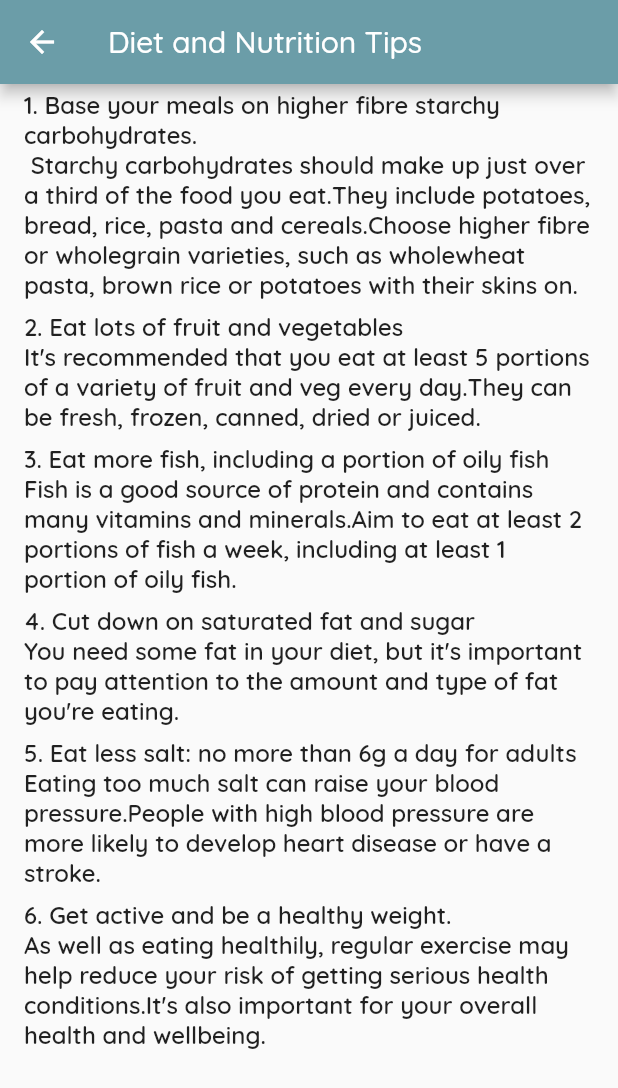
After one commit to danielonettey/healthTap, a Flutter app: the TipsPage screen opened directly, after a tap on "Diet and Nutrition", on a phone screen of 412 x 824 dp. The commit adds this screen. Shown: the top 1088 px of the screen. Run offline on Flutter 3.47's test engine with Material 2 defaults, Android fonts, the phone set to English and light mode, and no system bars; missing offline and left inert: dart:ffi, nfc_in_flutter.

Commit message:
Health tips update

```diff
--- /dev/null
+++ b/lib/diettips.dart
@@ -0,0 +1,71 @@
+import 'package:flutter/material.dart';
+
+class DietTipsPage extends StatefulWidget {
+  @override
+  _DietTipsPageState createState() => _DietTipsPageState();
+
+}
+
+class _DietTipsPageState extends State<DietTipsPage> {
+  Widget build(BuildContext context){
+    return Scaffold(
+      appBar: AppBar(
+        backgroundColor: Color(0xff6B9DA8),
+        title: Text(
+          'Diet and Nutrition Tips'
+        ),
+      ),
+      body: Column(
+        // margin: const EdgeInsets.all(8),
+        children: <Widget>[
+           new ListTile(
+            title: Text('1. Base your meals on higher fibre starchy carbohydrates.'
+            '\n Starchy carbohydrates should make up just over a third of the food you eat.'
+            'They include potatoes, bread, rice, pasta and cereals.'
+            'Choose higher fibre or wholegrain varieties, such as wholewheat pasta, brown rice or potatoes with their skins on.'
+            , style: TextStyle(fontWeight: FontWeight.w600),),
+            // leading: Text('Starchy carbohydrates should make up just over a third of the food you eat. They include potatoes, bread, rice, pasta and cereals.'),
+          ),
+          new ListTile(
+            title: Text('2. Eat lots of fruit and vegetables'
+            "\nIt's recommended that you eat at least 5 portions of a variety of fruit and veg every day."
+            'They can be fresh, frozen, canned, dried or juiced.',
+            style: TextStyle(fontWeight: FontWeight.w600),),
+            // leading: Text('Starchy carbohydrates should make up just over a third of the food you eat. They include potatoes, bread, rice, pasta and cereals.'),
+          ),
+          new ListTile(
+            title: Text('3. Eat more fish, including a portion of oily fish'
+            '\nFish is a good source of protein and contains many vitamins and minerals.'
+            'Aim to eat at least 2 portions of fish a week, including at least 1 portion of oily fish.', style: TextStyle(fontWeight: FontWeight.w600),),
+            // leading: Text('Starchy carbohydrates should make up just over a third of the food you eat. They include potatoes, bread, rice, pasta and cereals.'),
+          ),
+          new ListTile(
+            title: Text('4. Cut down on saturated fat and sugar'
+            "\nYou need some fat in your diet, but it's important to pay attention to the amount and type of fat you're eating."
+            , style: TextStyle(fontWeight: FontWeight.w600),),
+            // leading: Text('Starchy carbohydrates should make up just over a third of the food you eat. They include potatoes, bread, rice, pasta and cereals.'),
+          ),
+          new ListTile(
+            title: Text('5. Eat less salt: no more than 6g a day for adults'
+            '\nEating too much salt can raise your blood pressure.'
+            'People with high blood pressure are more likely to develop heart disease or have a stroke.',
+            style: TextStyle(fontWeight: FontWeight.w600),),
+            // leading: Text('Starchy carbohydrates should make up just over a third of the food you eat. They include potatoes, bread, rice, pasta and cereals.'),
+          ),
+          new ListTile(
+            title: Text('6. Get active and be a healthy weight.'
+            '\nAs well as eating healthily, regular exercise may help reduce your risk of getting serious health conditions.'
+            "It's also important for your overall health and wellbeing.",
+            style: TextStyle(fontWeight: FontWeight.w600,),
+
+            // leading: Text('Starchy carbohydrates should make up just over a third of the food you eat. They include potatoes, bread, rice, pasta and cereals.'),
+          ),
+          ),
+        ],
+
+      ),
+
+    );
+  }
+
+}
--- /dev/null
+++ b/lib/exercisetips.dart
@@ -0,0 +1,83 @@
+import 'package:flutter/material.dart';
+
+class ExerciseTipsPage extends StatefulWidget{
+  @override
+  _ExerciseTipsPageState createState() => _ExerciseTipsPageState();
+}
+
+class _ExerciseTipsPageState extends State<ExerciseTipsPage>{
+  @override
+  Widget build(BuildContext context){
+    return Scaffold(
+      appBar: AppBar(
+        backgroundColor: Color(0xff6B9DA8),
+        title: Text(
+          'Exercise Tips'
+        ),
+      ),
+      body: Column(
+        // margin: const EdgeInsets.all(8),
+
+
+        children: <Widget>[
+          new ListTile(
+            title: Text('1. Health issues? Get medical clearance first.'
+            '\n If you have health concerns such as heart disease, asthma, diabetes,'
+            ' or high blood pressure, talk with your doctor before you start to exercise.',
+            style: TextStyle(fontWeight: FontWeight.w600),),
+
+          ),
+
+           new ListTile(
+            title: Text('2. Ditch the all-or-nothing attitude.'
+            '\nYou don’t have to spend hours in a gym or force yourself into monotonous or'
+            ' painful activities you hate to experience the physical and emotional benefits of exercise.'
+            '  A little exercise is better than nothing.'
+            , style: TextStyle(fontWeight: FontWeight.w600),
+            ),
+
+          ),
+          new ListTile(
+            title: Text('3. Be kind to yourself.'
+            '\nResearch shows that self-compassion increases the likelihood that you’ll succeed in any given endeavor.'
+            "So, don’t beat yourself up about your body, your current fitness level, or your supposed lack of willpower"
+            ' that will do is demotivate you. Instead, look at your past mistakes and unhealthy choices as opportunities to learn and grow.',
+            style: TextStyle(fontWeight: FontWeight.w600),
+            ),
+          ),
+          new ListTile(
+            title: Text('4. Check your expectations.'
+            '\nYou didn’t get out of shape overnight, and you’re not going to instantly transform your body either.'
+            ' Expecting too much, too soon only leads to frustration.'
+            ' Try not to be discouraged by what you can’t accomplish or how far you have to go to reach your fitness goals'
+            ' Instead of obsessing over results, focus on consistency.'
+            , style: TextStyle(fontWeight: FontWeight.w600),),
+
+          ),
+
+          new ListTile(
+            title: Text('5.Drink plenty of water.'
+            '\n Your body performs best when it’s properly hydrated. '
+            ' Failing to drink enough water when you are exerting yourself over a prolonged period of time, '
+            'especially in hot conditions, can be dangerous.',
+            style: TextStyle(fontWeight: FontWeight.w600),),
+
+          ),
+          new ListTile(
+            title: Text('6. Listen to your body.'
+            '\nIf you feel pain or discomfort while working out, stop!'
+            ' If you feel better after a brief rest, you can slowly and gently'
+            ' resume your workout. But don’t try to power through pain.'
+            ' That’s a surefire recipe for injury.',
+            style: TextStyle(fontWeight: FontWeight.w600,),
+
+          ),
+          ),
+        ],
+
+      ),
+
+
+    );
+  }
+}
--- /dev/null
+++ b/lib/mentalhealth.dart
@@ -0,0 +1,82 @@
+import 'package:flutter/material.dart';
+
+
+class MentalHealthTipsPage extends StatefulWidget{
+  @override
+  _MentalHealthTipsPageState createState() => _MentalHealthTipsPageState();
+}
+
+class _MentalHealthTipsPageState extends State<MentalHealthTipsPage>{
+  @override
+  Widget build(BuildContext context){
+    return Scaffold(
+      appBar: AppBar(
+        backgroundColor: Color(0xff6B9DA8),
+        title: Text(
+          'Mental Health Tips'
+        ),
+      ),
+      body: Column(
+        // margin: const EdgeInsets.all(8),
+
+
+        children: <Widget>[
+           new ListTile(
+            title: Text('1. Get plenty of sleep.'
+            '\nSleep is really important for our physical and mental health.'
+            ' Sleep helps to regulate the chemicals in our brain that transmit information.'
+            " These chemicals are important in managing our moods and emotions. If we don't get enough sleep, we can start to feel depressed or anxious."
+            , style: TextStyle(fontWeight: FontWeight.w600),
+            ),
+
+          ),
+          new ListTile(
+            title: Text('2. Eat well.'
+            "\nEating well isn't just important for our bodies, but it's also important for our minds."
+            'Certain mineral deficiencies, such as iron and vitamin B12 deficiencies, can give us a low mood. Try to eat a balanced diet. '
+            "If you find you're a particularly stressed or anxious person, you should try limiting or cutting out caffeine as this can make you feel jittery and anxious.",
+            style: TextStyle(fontWeight: FontWeight.w600),
+            ),
+          ),
+          new ListTile(
+            title: Text('3. Get plenty of sunlight.'
+            '\nSunlight is a great source of vitamin D. Vitamin D is a really important vitamin for our bodies and our brains.'
+            ' It helps our brains to release chemicals which improve our mood, like endorphins and serotonin. '
+            'Try to go out in the sun when you can, but make sure you keep your skin and eyes safe. 30 minutes to two hours a day of sunlight is ideal.'
+            '', style: TextStyle(fontWeight: FontWeight.w600),),
+
+          ),
+          new ListTile(
+            title: Text('4. Manage stress.'
+            '\nStress is often unavoidable, but knowing what triggers your stress'
+            ' and knowing how to cope is key in maintaining good mental health.'
+            'Try to manage your responsibilities and worries by making a list or a schedule of when you can resolve each issue.'
+            , style: TextStyle(fontWeight: FontWeight.w600),),
+
+          ),
+          new ListTile(
+            title: Text('5. Activity and exercise.'
+            '\nActivity and exercise are essential in maintaining good mental health. '
+            'Being active not only gives you a sense of achievement, but it boosts the chemicals in your brain that help put you in a good mood.'
+            ' Exercising can help eliminate low mood, anxiety, stress and feeling tired and lazy. It is also linked to living a longer life.',
+            style: TextStyle(fontWeight: FontWeight.w600),),
+
+          ),
+          new ListTile(
+            title: Text('6. Connect with others and be sociable.'
+            '\nMake an effort to maintain good relationships and talk to people whenever you get the chance.'
+            'Having friends is important not just for your self-esteem,'
+            " but also for providing support when you're not feeling too great."
+            'Research has found that talking to others for just ten minutes can improve memory and test scores!',
+            style: TextStyle(fontWeight: FontWeight.w600,),
+
+          ),
+          ),
+        ],
+
+      ),
+
+
+    );
+  }
+}
--- /dev/null
+++ b/lib/mentips.dart
@@ -0,0 +1,79 @@
+import 'package:flutter/material.dart';
+
+
+class MenTipsPage extends StatefulWidget{
+  @override
+  _MenTipsPageState createState() => _MenTipsPageState();
+}
+
+class _MenTipsPageState extends State<MenTipsPage>{
+  @override
+  Widget build(BuildContext context){
+    return Scaffold(
+      appBar: AppBar(
+        backgroundColor: Color(0xff6B9DA8),
+        title: Text(
+          "Men's Health Tips"
+        ),
+      ),
+      body: Column(
+        // margin: const EdgeInsets.all(8),
+
+
+        children: <Widget>[
+           new ListTile(
+            title: Text('1. Eat a healthy, well-balanced diet.'
+            "\nEating a diet that's low in fat (less than 7 percent of calories should come from saturated fats),"
+            " cholesterol, and salt, and packed with fresh fruits and vegetables "
+            "(two cups of fruit per day; three cups of vegetables per day for men up to age 50 "
+            "and two and a half cups for men aged 51 and over), whole grains "
+            'and fiber can help improve your health, prevent heart disease, diabetes and certain cancers.'
+            , style: TextStyle(fontWeight: FontWeight.w600),
+            ),
+
+          ),
+          new ListTile(
+            title: Text('2. Get moving. '
+            '\nTry to get 30 minutes of moderate physical activity on most days of the week.'
+            ' Taking a walk, jogging, swimming and mowing the lawn all count.',
+            style: TextStyle(fontWeight: FontWeight.w600),
+            ),
+          ),
+
+          new ListTile(
+            title: Text('3. Lose the gut for good.'
+            "\nIt's important to maintain a healthy weight. Excess weight, especially around the waist"
+            ', can be hard on your body. Carrying too much body fat forces your heart'
+            '  to work harder and increases your chances of heart disease and stroke,'
+            ' even if you have no other risk factors! So, try to curb weight gain as you age.'
+            , style: TextStyle(fontWeight: FontWeight.w600),),
+
+          ),
+          new ListTile(
+            title: Text('4. Drink alcohol in moderation.'
+            '\nIf you drink alcohol, limit your consumption to no more than two drinks per day.'
+            , style: TextStyle(fontWeight: FontWeight.w600),),
+
+          ),
+          new ListTile(
+            title: Text("5.Don't use tobacco."
+            "\nTobacco smoke contains more than 4,000 chemicals and is a known cause of cancer."
+            " Smoking also increases the likelihood of high blood pressure, "
+            "heart disease, lung problems and other health problems.",
+            style: TextStyle(fontWeight: FontWeight.w600),),
+
+          ),
+          new ListTile(
+            title: Text('6. Practice safe sex.'
+            '\nIf you are sexually active, remember to practice safe sex.',
+            style: TextStyle(fontWeight: FontWeight.w600,),
+
+          ),
+          ),
+        ],
+
+      ),
+
+    );
+  }
+}
--- /dev/null
+++ b/lib/tipspage.dart
@@ -0,0 +1,102 @@
+import 'package:flutter/material.dart';
+import 'mentalhealth.dart';
+import 'mentips.dart';
+import 'womentips.dart';
+import 'exercisetips.dart';
+import 'diettips.dart';
+
+
+class TipsPage extends StatefulWidget {
+  @override
+  _TipsPageState createState() => _TipsPageState();
+}
+
+class _TipsPageState extends State<TipsPage>{
+  @override
+  Widget build(BuildContext context){
+    final width = MediaQuery.of(context).size.width;
+    final height = MediaQuery.of(context).size.height;
+    return Scaffold(
+      appBar: AppBar(
+        backgroundColor: Color(0xff6B9DA8),
+        title: Text(
+          'Health Tips', textAlign: TextAlign.center
+        ),
+      ),
+      body: ListView(
+        // margin: EdgeInsets.only(top: height * 0.02),
+        padding: const EdgeInsets.only(top: 15),
+        children: <Widget>[
+          Container(
+                child: Text(
+                  'Select category and view tips',
+                  textAlign: TextAlign.center,
+                  style: TextStyle(
+                      color: Colors.black,
+                      fontSize: width * 0.06,
+                      fontWeight: FontWeight.w700
+                  ),
+                ),
+              ),
+          Container(
+            child: InkWell(
+              onTap: ()=>
+                      Navigator.push(
+                        context,
+                        MaterialPageRoute(builder: (context)=>DietTipsPage()),
+                      ),
+              child: const Center(child: Text('Diet and Nutrition', style: TextStyle(fontWeight: FontWeight.bold),)),
+                      ),
+            height: 80,
+          ),
+          Container(
+            height: 80,
+            child: InkWell(
+              onTap: ()=>
+                      Navigator.push(
+                        context,
+                        MaterialPageRoute(builder: (context)=>MentalHealthTipsPage()),
+                      ),
+              child: const Center(child: Text('Mental Health', style: TextStyle(fontWeight: FontWeight.bold),)),
+                      ),
+          ),
+          Container(
+            height: 80,
+            child: InkWell(
+              onTap: ()=>
+                      Navigator.push(
+                        context,
+                        MaterialPageRoute(builder: (context)=>ExerciseTipsPage()),
+                      ),
+              child: const Center(child: Text('Exercise', style: TextStyle(fontWeight: FontWeight.bold),)),
+                      ),
+          ),
+          Container(
+            height: 80,
+            child: InkWell(
+              onTap: ()=>
+                      Navigator.push(
+                        context,
+                        MaterialPageRoute(builder: (context)=>WomenTipsPage()),
+                      ),
+              child: const Center(child: Text('Women', style: TextStyle(fontWeight: FontWeight.bold),)),
+                      ),
+          ),
+          Container(
+            height: 80,
+            child: InkWell(
+              onTap: ()=>
+                      Navigator.push(
+                        context,
+                        MaterialPageRoute(builder: (context)=>MenTipsPage()),
+                      ),
+              child: const Center(child: Text('Men', style: TextStyle(fontWeight: FontWeight.bold),)),
+                      ),
+          ),
+
+        ],
+      )
+    );
+  }
+
+}
--- /dev/null
+++ b/lib/womentips.dart
@@ -0,0 +1,84 @@
+import 'package:flutter/material.dart';
+
+
+
+class WomenTipsPage extends StatefulWidget{
+  @override
+  _WomenTipsPageState createState() => _WomenTipsPageState();
+}
+
+class _WomenTipsPageState extends State<WomenTipsPage>{
+  @override
+  Widget build(BuildContext context){
+    return Scaffold(
+      appBar: AppBar(
+        backgroundColor: Color(0xff6B9DA8),
+        title: Text(
+          "Women's Health Tips"
+        ),
+      ),
+      body:Column(
+       // padding: const EdgeInsets.all(8),
+
+        children: <Widget>[
+           new ListTile(
+            title: Text('1.  Zap your stress.'
+            '\nStress can have significant health consequences, '
+            'from infertility to higher risks of depression, anxiety, and heart disease.'
+            ' Find the stress-reduction method that works for you and stick with it.'
+            , style: TextStyle(fontWeight: FontWeight.w600),
+            ),
+
+          ),
+          new ListTile(
+            title: Text('2. Stop Dieting'
+            "\nEating healthy doesn't mean you have to forgo your favorite "
+            "glass of wine or a piece of chocolate cake now and then. "
+            "The key is moderation. Get a mix of lean proteins, healthy fats, smart carbs, and fiber.",
+            style: TextStyle(fontWeight: FontWeight.w600),
+            ),
+          ),
+          new ListTile(
+            title: Text("3. Don't “OD” on calcium."
+            '\nToo much absorbed calcium can increase the risk of '
+            'kidney stones and may even increase the risk of heart disease.'
+            " If you're under 50, shoot for 1,000 milligrams per day, "
+            'while over-50 women should be getting 1,200 milligrams per day mainly through diet --'
+            ' -- about three servings of calcium-rich foods such as milk, salmon, and almonds.'
+            , style: TextStyle(fontWeight: FontWeight.w600),),
+
+          ),
+          new ListTile(
+            title: Text('4. Do more than cardio.'
+            '\nWomen need a mix of cardio and resistance or weight-bearing exercise at least'
+            ' three to five times a week to help prevent osteoporosis, heart disease, cancer,'
+            'and diabetes. Exercise also promotes good self-image, which is really'
+            " important to a woman's mental health."
+            , style: TextStyle(fontWeight: FontWeight.w600),),
+
+          ),
+          new ListTile(
+            title: Text('5. Think about fertility.'
+            '\nWhile many women have no problem getting pregnant in their late 30s and'
+            " even into their early 40s, a woman's fertility may start to decline as early as 32."
+            '',
+            style: TextStyle(fontWeight: FontWeight.w600),),
+
+          ),
+          new ListTile(
+            title: Text('6. Appreciate birth control.'
+            '\nBirth control gets a bad rap, but not only can it keep you from getting pregnant'
+            "before you're ready, studies show it can lower the risk of uterine and ovarian"
+            ' cancer as well as regulate your cycle.',
+
+            style: TextStyle(fontWeight: FontWeight.w600,),
+
+          ),
+          ),
+        ],
+
+      ),
+
+    );
+  }
+}
```
Also changed, not shown: lib/homepage.dart (+6 -1 lines).
